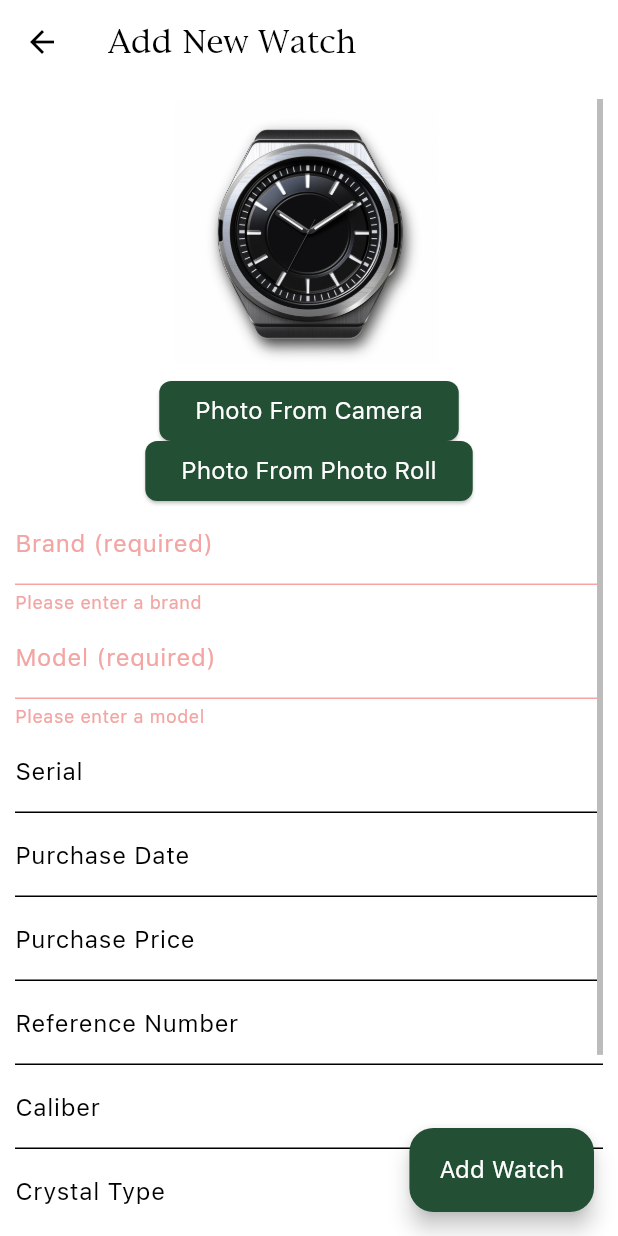
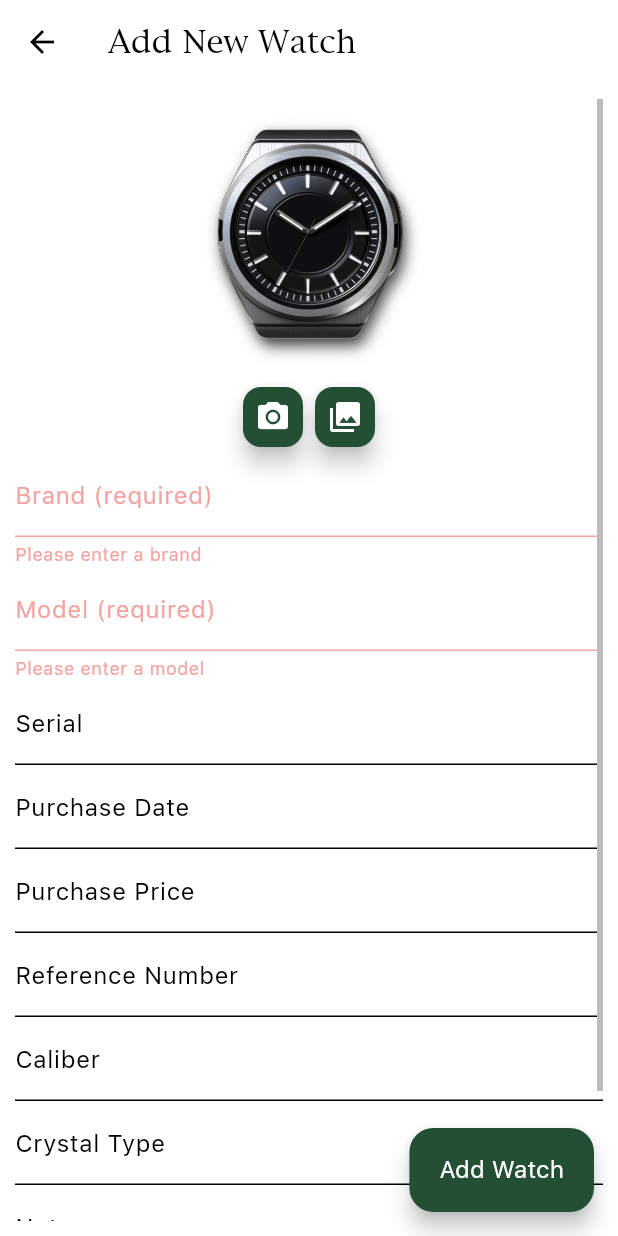
Before and after one commit to t-jayw/ChronoLog, a Flutter app: the AddWatchScreen screen opened directly, after a tap on "Add Watch", on a phone screen of 412 x 824 dp. Run offline on Flutter 3.47's test engine with Material 3 defaults, Android fonts, the light colour scheme and no system bars; our stand-ins replace auto_size_text, csv, file_picker, fl_chart, flutter_image_compress, flutter_riverpod and 7 more; missing offline and left inert: exif, posthog_flutter, purchases_flutter, ulid; accounts and stored records are empty.

```diff
--- a/lib/components/forms/edit_timepiece_form.dart
+++ b/lib/components/forms/edit_timepiece_form.dart
@@ -9,7 +9,6 @@ import 'package:intl/intl.dart';
 
 import '../../models/timepiece.dart';
 import '../../providers/timepiece_list_provider.dart';
-import '../primary_button.dart';
 import 'form_components.dart';
 
 class EditTimepieceForm extends StatefulWidget {
--- a/lib/components/new_timepiece_display.dart
+++ b/lib/components/new_timepiece_display.dart
@@ -1,7 +1,7 @@
 import 'package:chronolog/components/measurement/measurement_selector_modal.dart';
 import 'package:chronolog/components/primary_button.dart';
 import 'package:flutter/material.dart';
-import 'package:flutter_riverpod/flutter_riverpod.dart'; // Import for Riverpod
+import 'package:flutter_riverpod/flutter_riverpod.dart';
 
 import '../data_helpers.dart/timing_run_parser.dart';
 import '../models/timepiece.dart';
@@ -177,9 +177,9 @@ class NewTimepieceDisplay extends ConsumerWidget {
                                           '${totalDurationDays != null ? totalDurationDays.toStringAsFixed(1) : 0} day${totalDurationDays != 1 ? 's' : ''}',
                                           style: TextStyle(fontSize: 12),
                                         ),
-                                        Text(' / '),
+                                        Text(' | '),
                                         Text(
-                                          '${timingMeasurements.length} points',
+                                          '${secondsPerDayForRun != null ? secondsPerDayForRun.toStringAsFixed(1) : "0"} sec/day',
                                           style: TextStyle(fontSize: 12),
                                         ),
                                       ],
--- a/lib/models/timepiece.dart
+++ b/lib/models/timepiece.dart
@@ -1,20 +1,6 @@
-import 'dart:convert';
 import 'dart:typed_data';
 
 class Timepiece {
-  final String id;
-  final String brand;
-  final String model;
-  final String serial;
-  final DateTime purchaseDate;
-  final String? notes;
-  final String? imageUrl;
-  final Uint8List? image;
-  final String? purchasePrice;
-  final String? referenceNumber;
-  final String? caliber;
-  final String? crystalType;
-
   const Timepiece({
     required this.id,
     required this.brand,
@@ -24,11 +10,24 @@ class Timepiece {
     this.notes,
     this.imageUrl,
     this.image,
-    this.purchasePrice,
-    this.referenceNumber,
-    this.caliber,
-    this.crystalType,
+    this.purchasePrice, // New field
+    this.referenceNumber, // New field
+    this.caliber, // New field
+    this.crystalType, // New field
   });
+
+  final String id;
+  final String brand;
+  final String model;
+  final String serial;
+  final DateTime purchaseDate;
+  final String? notes;
+  final String? imageUrl;
+  final Uint8List? image;
+  final String? purchasePrice; // New field
+  final String? referenceNumber; // New field
+  final String? caliber; // New field
+  final String? crystalType; // New field
 
   Timepiece copyWith({
     String? id,
@@ -39,10 +38,10 @@ class Timepiece {
     String? notes,
     String? imageUrl,
     Uint8List? image,
-    String? purchasePrice,
-    String? referenceNumber,
-    String? caliber,
-    String? crystalType,
+    String? purchasePrice, // New field
+    String? referenceNumber, // New field
+    String? caliber, // New field
+    String? crystalType, // New field
   }) {
     return Timepiece(
       id: id ?? this.id,
@@ -66,10 +65,10 @@ class Timepiece {
       'brand': brand,
       'model': model,
       'serial': serial,
-      'purchaseDate': purchaseDate.toIso8601String(),
+      'purchaseDate': purchaseDate.millisecondsSinceEpoch,
       'notes': notes,
       'imageUrl': imageUrl,
-      'image': image != null ? base64Encode(image!) : null,
+      'image': image,
       'purchasePrice': purchasePrice,
       'referenceNumber': referenceNumber,
       'caliber': caliber,
@@ -83,10 +82,10 @@ class Timepiece {
       brand: map['brand'],
       model: map['model'],
       serial: map['serial'],
-      purchaseDate: DateTime.parse(map['purchaseDate']),
+      purchaseDate: DateTime.fromMillisecondsSinceEpoch(map['purchaseDate']),
       notes: map['notes'],
       imageUrl: map['imageUrl'],
-      image: map['image'] != null ? base64Decode(map['image']) : null,
+      image: map['image'],
       purchasePrice: map['purchasePrice'],
       referenceNumber: map['referenceNumber'],
       caliber: map['caliber'],
@@ -94,12 +93,8 @@ class Timepiece {
     );
   }
 
-  String toJson() => json.encode(toMap());
-
-  factory Timepiece.fromJson(String source) => Timepiece.fromMap(json.decode(source));
-
   @override
   String toString() {
-    return 'Timepiece(id: $id, brand: $brand, model: $model, serial: $serial, purchaseDate: $purchaseDate, notes: $notes, imageUrl: $imageUrl, purchasePrice: $purchasePrice, referenceNumber: $referenceNumber, caliber: $caliber, crystalType: $crystalType)';
+    return 'Timepiece(id: $id, brand: $brand, model: $model, image: ${image != null ? 'Image available' : 'No image'}, purchasePrice: $purchasePrice, referenceNumber: $referenceNumber, caliber: $caliber, crystalType: $crystalType)';
   }
 }
--- a/lib/screens/add_watch_screen.dart
+++ b/lib/screens/add_watch_screen.dart
@@ -113,33 +113,34 @@ class _AddWatchScreenState extends State<AddWatchScreen> {
                     SizedBox(
                       height: 8,
                     ),
-                    Column(
-                      mainAxisAlignment: MainAxisAlignment.spaceEvenly,
-                      children: [
-                        PrimaryButton(
-                          child: Text(
-                            'Photo From Camera',
-                            style: TextStyle(
-                                fontSize: 16,
+                                          Row(
+                        mainAxisAlignment: MainAxisAlignment.center,
+                        children: [
+                          // Camera Button
+                          FloatingActionButton(
+                            heroTag: "btn1",
+                            onPressed: () =>
+                                _pickAndCropImage(ImageSource.camera),
+                            child: Icon(Icons.camera_alt,
                                 color: Theme.of(context).colorScheme.onPrimary),
-                          ), // Use image icon
-                          onPressed: () {
-                            _pickAndCropImage(ImageSource.camera);
-                          },
-                        ),
-                        PrimaryButton(
-                          child: Text(
-                            'Photo From Photo Roll',
-                            style: TextStyle(
-                                fontSize: 16,
+                            backgroundColor:
+                                Theme.of(context).colorScheme.tertiary,
+                            mini:
+                                true, // Use 'mini' for a smaller button if you prefer
+                          ),
+                          // Photo Roll Button
+                          FloatingActionButton(
+                            heroTag: "btn2",
+                            onPressed: () =>
+                                _pickAndCropImage(ImageSource.gallery),
+                            child: Icon(Icons.photo_library,
                                 color: Theme.of(context).colorScheme.onPrimary),
-                          ), // Use image icon
-                          onPressed: () {
-                            _pickAndCropImage(ImageSource.gallery);
-                          },
-                        ),
-                      ],
-                    ),
+                            backgroundColor:
+                                Theme.of(context).colorScheme.tertiary,
+                            mini: true, // Similarly, use 'mini' for consistency
+                          ),
+                        ],
+                      ),
                     TextFormField(
                       decoration:
                           const InputDecoration(labelText: 'Brand (required)'),
--- a/lib/screens/info_page_screen.dart
+++ b/lib/screens/info_page_screen.dart
@@ -72,6 +72,7 @@ class InfoPage extends ConsumerWidget {
 
   @override
   Widget build(BuildContext context, WidgetRef ref) {
+    print('info_page');
     Posthog().screen(
       screenName: 'info_page',
     );
```
Also changed, not shown: lib/database_helpers.dart (+8 -1 lines), lib/main.dart (+31 -10 lines), lib/measurement_forms/add_measurement_photo_page.dart (+43 -13 lines), lib/providers/timepiece_list_provider.dart (+26 -10 lines).
